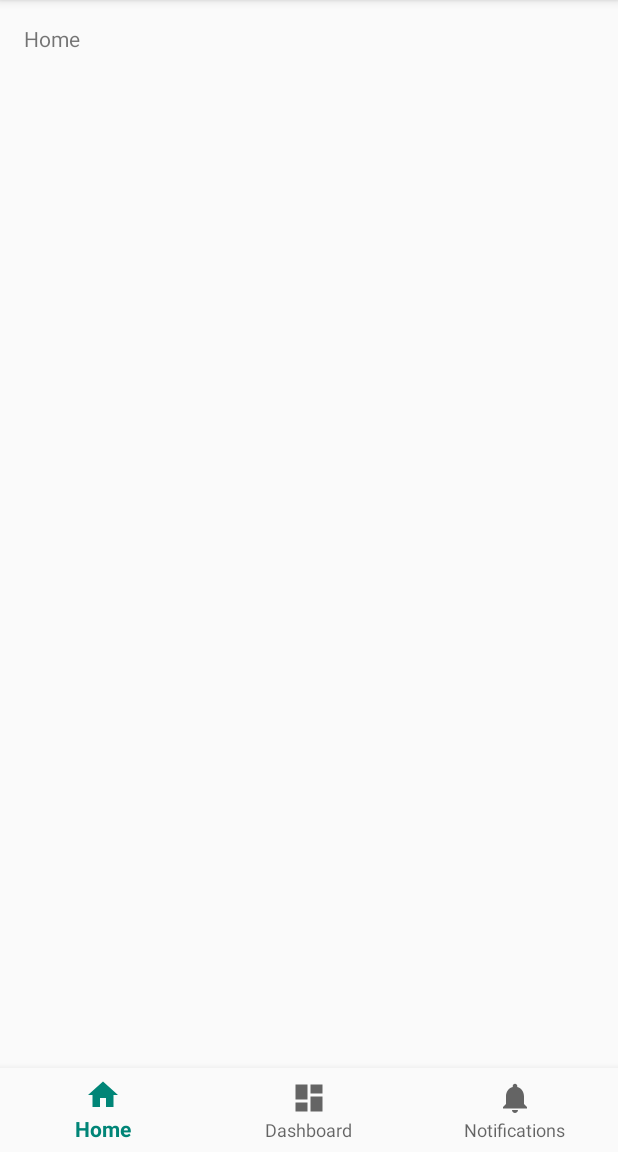
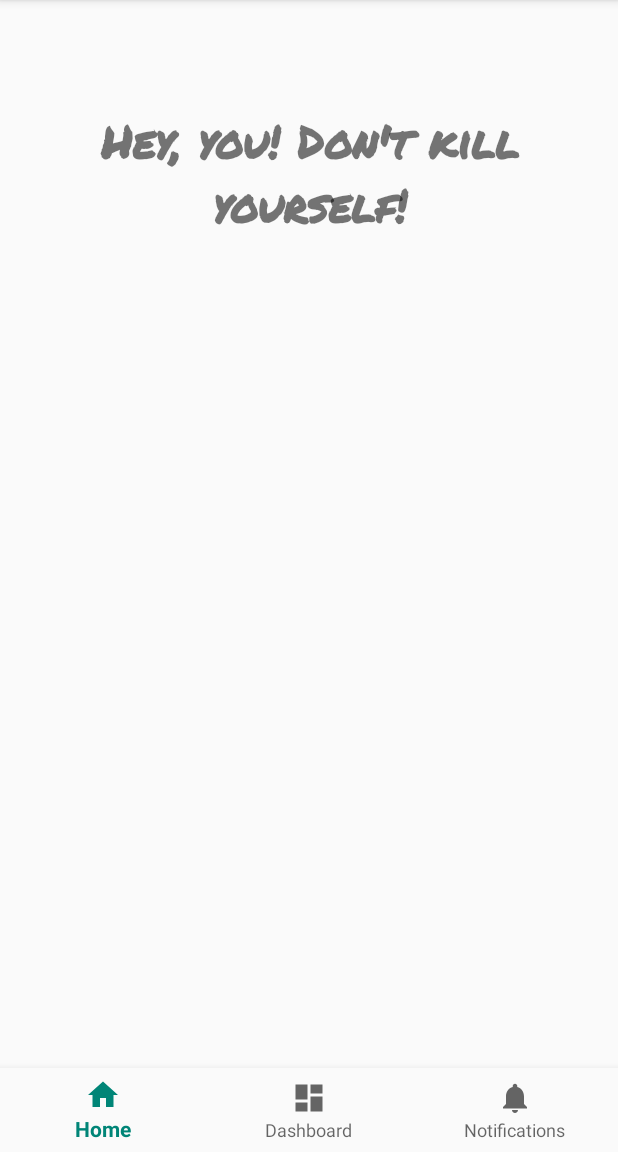
Before and after one commit to urmilshroff/do_not_kys, an Android app: the screen it shows after launch (MainActivity), on a phone screen of 412 x 824 dp, the part 84-1236 px from its top. Run offline under Robolectric (Android 15) with nearby library versions, the light colour scheme and no system bars.

Commit message:
Added welcome message

```diff
--- a/app/src/main/res/layout/activity_main.xml
+++ b/app/src/main/res/layout/activity_main.xml
@@ -10,13 +10,22 @@
     <TextView
         android:id="@+id/message"
         android:layout_width="wrap_content"
-        android:layout_height="wrap_content"
-        android:layout_marginStart="@dimen/activity_horizontal_margin"
-        android:layout_marginLeft="@dimen/activity_horizontal_margin"
-        android:layout_marginTop="@dimen/activity_vertical_margin"
-        android:text="@string/title_home"
+        android:layout_height="106dp"
+        android:layout_marginStart="8dp"
+        android:layout_marginTop="40dp"
+        android:layout_marginEnd="8dp"
+        android:layout_marginBottom="8dp"
+        android:fontFamily="@font/permanent_marker"
+        android:text="@string/welcome_message"
+        android:textAlignment="center"
+        android:textSize="30sp"
+        android:textStyle="bold"
+        app:layout_constraintBottom_toTopOf="@+id/navigation"
+        app:layout_constraintEnd_toEndOf="parent"
         app:layout_constraintLeft_toLeftOf="parent"
-        app:layout_constraintTop_toTopOf="parent" />
+        app:layout_constraintStart_toStartOf="parent"
+        app:layout_constraintTop_toTopOf="parent"
+        app:layout_constraintVertical_bias="0.059" />
 
     <android.support.design.widget.BottomNavigationView
         android:id="@+id/navigation"
--- a/app/src/main/res/values/strings.xml
+++ b/app/src/main/res/values/strings.xml
@@ -3,4 +3,5 @@
     <string name="title_home">Home</string>
     <string name="title_dashboard">Dashboard</string>
     <string name="title_notifications">Notifications</string>
+    <string name="welcome_message">Hey, you! Don't kill yourself!</string>
 </resources>
```
Also changed, not shown: app/src/main/java/com/urmilshroff/do_not_kys/MainActivity.kt (line endings or trailing spaces), app/src/main/res/font/permanent_marker.ttf (added), app/src/main/res/font/quicksand_medium.ttf (added), 1 other file.
